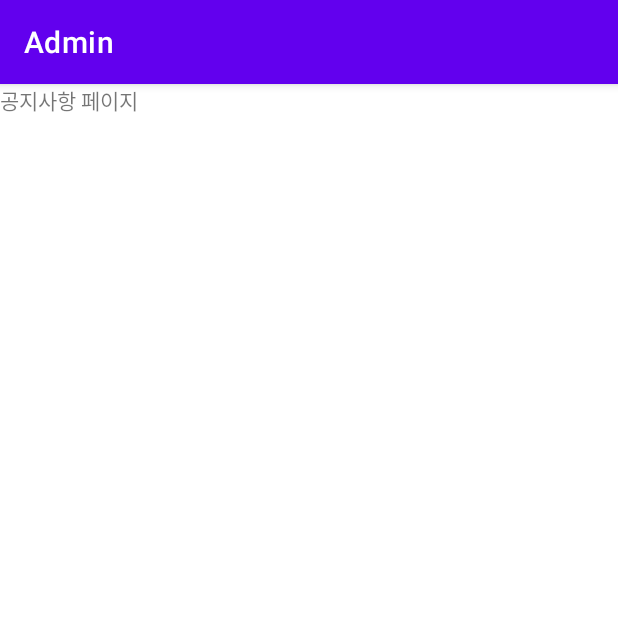
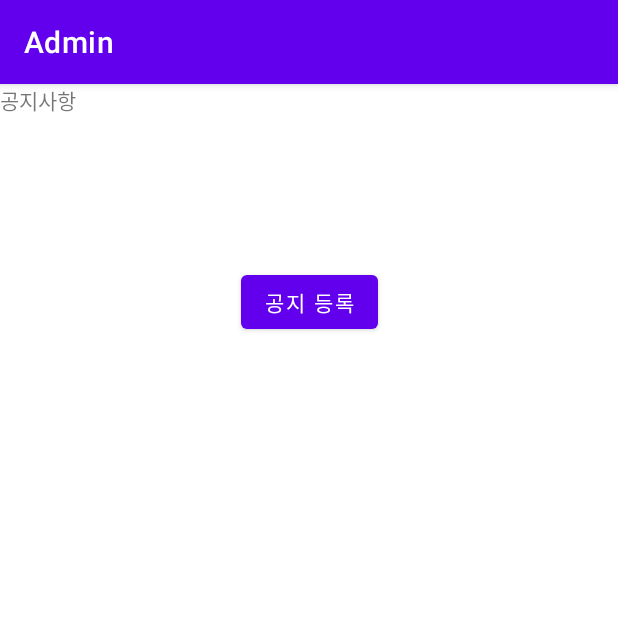
Before and after one commit to olnuyh/SafetyHat_Admin, an Android app: the MainActivity screen opened directly, with no data from a screen before it, after a tap on "공지", on a phone screen of 412 x 824 dp, the top half of it. Run offline under Robolectric (Android 15) with nearby library versions, the phone set to English and light mode, and no system bars; our stand-ins replace Volley; network calls fail.

Commit message:
공지사항 등록, 불러오기 생성

```diff
--- a/app/build.gradle
+++ b/app/build.gradle
@@ -58,6 +58,7 @@ dependencies {
     androidTestImplementation 'androidx.test.espresso:espresso-core:3.4.0'
 
     implementation platform('com.google.firebase:firebase-bom:28.4.1')
+    implementation 'androidx.recyclerview:recyclerview:1.2.1'
 
     // QRCODE 라이브러리
     implementation 'com.google.zxing:core:3.4.0'
--- a/app/src/main/java/com/example/admin/MainActivity.kt
+++ b/app/src/main/java/com/example/admin/MainActivity.kt
@@ -3,10 +3,7 @@ package com.example.admin
 import android.content.Intent
 import androidx.appcompat.app.AppCompatActivity
 import android.os.Bundle
-import android.util.Log
 import com.example.admin.databinding.ActivityMainBinding
-import com.google.android.gms.tasks.OnCompleteListener
-import com.google.firebase.messaging.FirebaseMessaging
 
 class MainActivity : AppCompatActivity() {
 
@@ -37,7 +34,7 @@ class MainActivity : AppCompatActivity() {
         }
 
         binding.mainNotificationBtn.setOnClickListener {
-            startActivity(Intent(this,NotificationActivity::class.java))
+            startActivity(Intent(this,ReadNotificationActivity::class.java))
         }
     }
 
--- a/app/src/main/java/com/example/admin/NotificationActivity.kt
+++ /dev/null
@@ -1,15 +0,0 @@
-package com.example.admin
-
-import android.os.Bundle
-import androidx.appcompat.app.AppCompatActivity
-import com.example.admin.databinding.ActivityNotificationBinding
-
-class NotificationActivity : AppCompatActivity() {
-    lateinit var binding: ActivityNotificationBinding
-
-    override fun onCreate(savedInstanceState: Bundle?) {
-        super.onCreate(savedInstanceState)
-        binding = ActivityNotificationBinding.inflate(layoutInflater)
-        setContentView(binding.root)
-    }
-}
--- /dev/null
+++ b/app/src/main/java/com/example/admin/ReadNotificationActivity.kt
@@ -0,0 +1,46 @@
+package com.example.admin
+
+import android.content.Intent
+import android.os.Bundle
+import android.widget.Toast
+import androidx.appcompat.app.AppCompatActivity
+import androidx.recyclerview.widget.DividerItemDecoration
+import androidx.recyclerview.widget.LinearLayoutManager
+import com.android.volley.Request
+import com.android.volley.Response
+import com.android.volley.toolbox.JsonArrayRequest
+import com.android.volley.toolbox.Volley
+import com.example.admin.databinding.ActivityReadNotificationBinding
+import org.json.JSONArray
+
+class ReadNotificationActivity : AppCompatActivity() {
+    override fun onCreate(savedInstanceState: Bundle?) {
+        super.onCreate(savedInstanceState)
+
+        val binding = ActivityReadNotificationBinding.inflate(layoutInflater)
+        setContentView(binding.root)
+
+        val readNotificationRequest = JsonArrayRequest( // Volley를 이용한 http 통신
+            Request.Method.GET,
+            BuildConfig.API_KEY + "read_notification.php",
+            null,
+            Response.Listener<JSONArray> { response ->
+                binding.notificationRecyclerView.layoutManager = LinearLayoutManager(this)
+                binding.notificationRecyclerView.adapter = NotificationAdapter(this, response)
+                binding.notificationRecyclerView.addItemDecoration(DividerItemDecoration(this, LinearLayoutManager.VERTICAL))
+            },
+            Response.ErrorListener { error ->
+                Toast.makeText(this, error.toString(), Toast.LENGTH_LONG).show()
+            }
+        )
+
+        val queue = Volley.newRequestQueue(this)
+        queue.add(readNotificationRequest)
+
+        binding.goToRegisterNotificationBtn.setOnClickListener {
+            finish()
+            val intent = Intent(this, WriteNotificationActivity::class.java)
+            startActivity(intent)
+        }
+    }
+}
--- a/app/src/main/res/layout/activity_cctv.xml
+++ b/app/src/main/res/layout/activity_cctv.xml
@@ -7,7 +7,7 @@
 
 
     <TextView
-        android:id="@+id/textView"
+        android:id="@+id/notification"
         android:layout_width="wrap_content"
         android:layout_height="wrap_content"
         android:text="실시간 현장 페이지"
--- a/app/src/main/res/layout/activity_list.xml
+++ b/app/src/main/res/layout/activity_list.xml
@@ -6,7 +6,7 @@
     xmlns:app="http://schemas.android.com/apk/res-auto">
 
     <TextView
-        android:id="@+id/textView"
+        android:id="@+id/notification"
         android:layout_width="wrap_content"
         android:layout_height="wrap_content"
         android:text="구역 관리 페이지"
--- a/app/src/main/res/layout/activity_notification.xml
+++ /dev/null
@@ -1,15 +0,0 @@
-<?xml version="1.0" encoding="utf-8"?>
-<androidx.constraintlayout.widget.ConstraintLayout xmlns:android="http://schemas.android.com/apk/res/android"
-    android:layout_width="match_parent"
-    android:layout_height="match_parent"
-    xmlns:app="http://schemas.android.com/apk/res-auto">
-
-    <TextView
-        android:id="@+id/textView"
-        android:layout_width="wrap_content"
-        android:layout_height="wrap_content"
-        android:text="공지사항 페이지"
-        app:layout_constraintStart_toStartOf="parent"
-        app:layout_constraintTop_toTopOf="parent" />
-
-</androidx.constraintlayout.widget.ConstraintLayout>
--- /dev/null
+++ b/app/src/main/res/layout/activity_read_notification.xml
@@ -0,0 +1,37 @@
+<?xml version="1.0" encoding="utf-8"?>
+<androidx.constraintlayout.widget.ConstraintLayout xmlns:android="http://schemas.android.com/apk/res/android"
+    xmlns:tools="http://schemas.android.com/tools"
+    android:layout_width="match_parent"
+    android:layout_height="match_parent"
+    xmlns:app="http://schemas.android.com/apk/res-auto">
+
+    <TextView
+        android:id="@+id/notification"
+        android:layout_width="wrap_content"
+        android:layout_height="wrap_content"
+        android:text="공지사항"
+        app:layout_constraintStart_toStartOf="parent"
+        app:layout_constraintTop_toTopOf="parent" />
+
+    <androidx.recyclerview.widget.RecyclerView
+        android:id="@+id/notificationRecyclerView"
+        android:layout_width="match_parent"
+        android:layout_height="wrap_content"
+        android:layout_marginTop="50dp"
+        app:layout_constraintEnd_toEndOf="parent"
+        app:layout_constraintStart_toStartOf="parent"
+        app:layout_constraintTop_toBottomOf="@+id/notification">
+
+    </androidx.recyclerview.widget.RecyclerView>
+
+    <Button
+        android:id="@+id/goToRegisterNotificationBtn"
+        android:layout_width="wrap_content"
+        android:layout_height="wrap_content"
+        android:layout_marginTop="50dp"
+        android:text="공지 등록"
+        app:layout_constraintEnd_toEndOf="parent"
+        app:layout_constraintStart_toStartOf="parent"
+        app:layout_constraintTop_toBottomOf="@+id/notificationRecyclerView" />
+
+</androidx.constraintlayout.widget.ConstraintLayout>
```
Also changed, not shown: app/src/main/AndroidManifest.xml (+26 -24 lines), app/src/main/java/com/example/admin/NotificationAdapter.kt (added, +31 -0 lines), app/src/main/java/com/example/admin/WriteNotificationActivity.kt (added, +57 -0 lines), app/src/main/res/layout/activity_write_notification.xml (added, +43 -0 lines), app/src/main/res/layout/item_notification.xml (added, +19 -0 lines).
